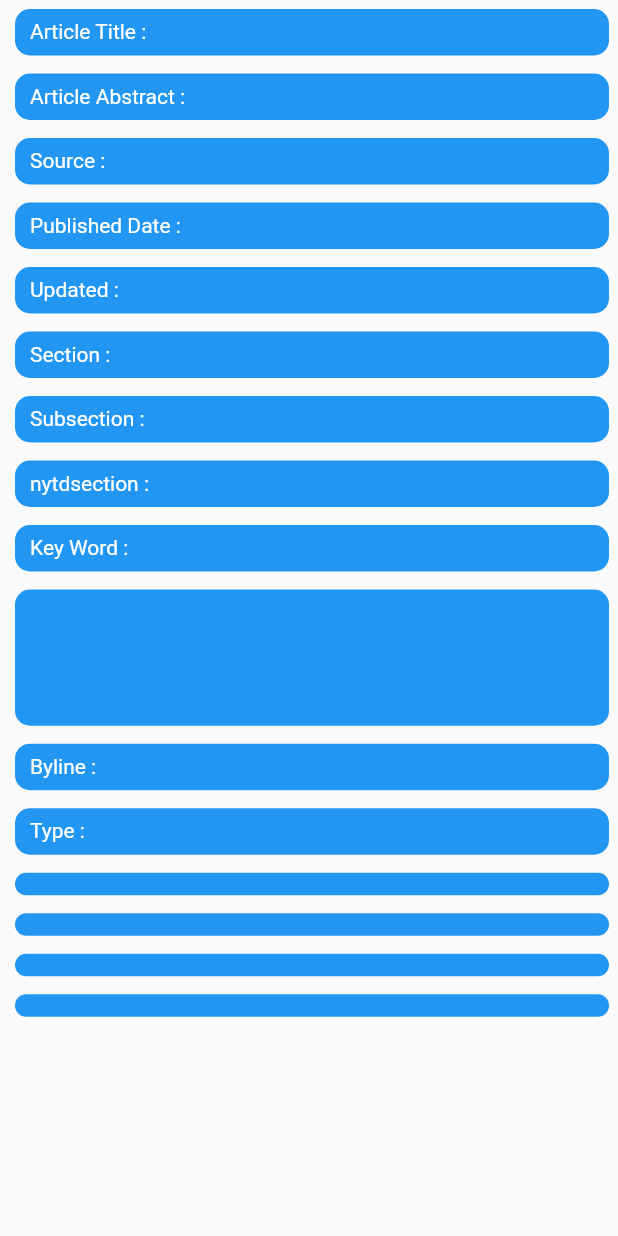
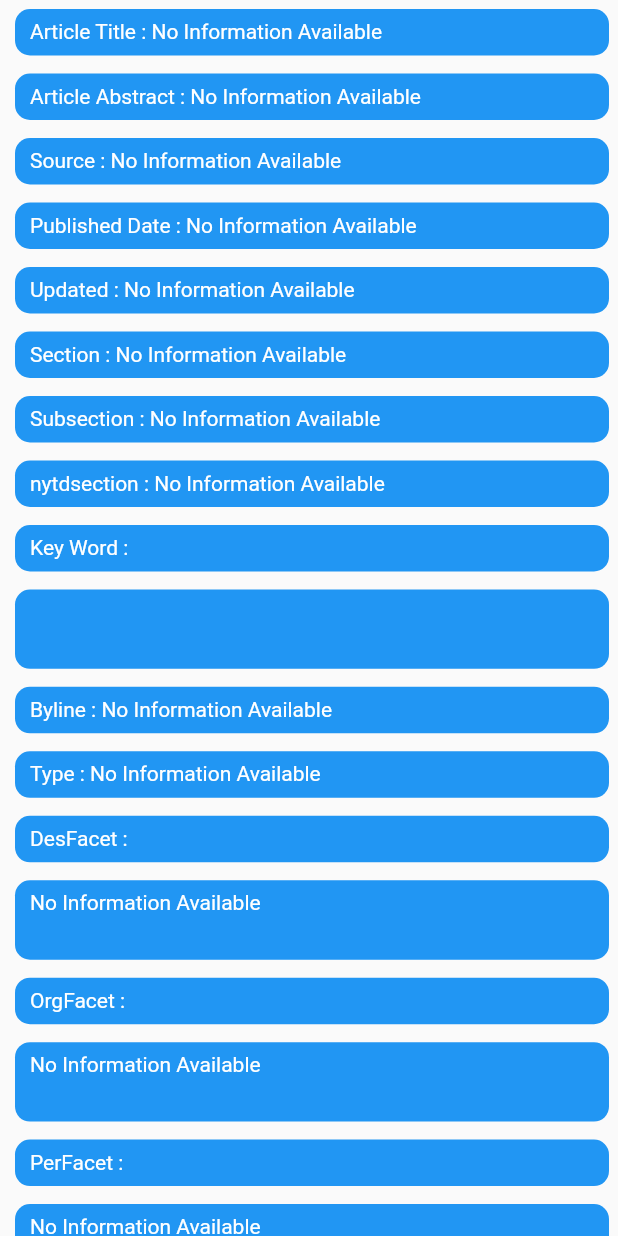
Before and after one commit to MahmoudYoussefSdiek/flutter_assessment, a Flutter app: what articleDetailsList() shows on an empty page, opened directly, on a phone screen of 412 x 824 dp. Run offline on Flutter 3.47's test engine with Material 2 defaults, Android fonts, the phone set to English and light mode, and no system bars; our stand-ins replace connectivity_plus, dio, flutter_bloc, flutter_spinkit; network calls fail.

Commit message:
Fix data for articleDetailsList

```diff
--- a/lib/presentation/components/constants.dart
+++ b/lib/presentation/components/constants.dart
@@ -21,6 +21,10 @@ const String articleNYTDSection = 'nytdsection';
 const String articleKeyWord = 'Key Word';
 const String articleByLine = 'Byline';
 const String articleType = 'Type';
+const String articleDesFacet = 'DesFacet';
+const String articleOrgFacet = 'OrgFacet';
+const String articlePerFacet = 'PerFacet';
+const String articleGeoFacet = 'GeoFacet';
 const String noInfo = 'No Information Available';
-const List<String> noInfoList = [noInfo];
+const List<String> noInfoList = [noInfo,];
 //_________________________________________________________________
--- a/lib/presentation/components/widgets/character_details_list.dart
+++ b/lib/presentation/components/widgets/character_details_list.dart
@@ -14,32 +14,37 @@ Widget articleDetailsList(
     padding: const EdgeInsetsDirectional.fromSTEB(2, 2, 2, 2),
     child: Column(
       children: [
-        detailsItemList(articleTitle, data.title ?? noInfo),
-        detailsItemList(articleAbstract, data.abstract ?? noInfo),
-        detailsItemList(articleSource, data.source ?? noInfo),
-        detailsItemList(articlePublishedDate, data.publishedDate ?? noInfo),
-        detailsItemList(articleUpdated, data.updated ?? noInfo),
-        detailsItemList(articleSection, data.section ?? noInfo),
-        detailsItemList(articleSubsection, data.subsection ?? noInfo),
-        detailsItemList(articleNYTDSection, data.nytdsection ?? noInfo),
-        detailsItemList(articleKeyWord, ""),
-        builder(length: keyWordList.length, data: keyWordList),
-        detailsItemList(articleByLine, data.byline ?? noInfo),
-        detailsItemList(articleType, data.type ?? noInfo),
-        builder(length: data.desFacet?.length ?? noInfoList.length, data: data.desFacet ?? noInfoList),
-        builder(length: data.orgFacet?.length ?? noInfoList.length, data: data.orgFacet ?? noInfoList),
-        builder(length: data.perFacet?.length ?? noInfoList.length, data: data.perFacet ?? noInfoList),
-        builder(length: data.geoFacet?.length ?? noInfoList.length, data: data.geoFacet ?? noInfoList),
+        detailsItemList(articleTitle, data.title),
+        detailsItemList(articleAbstract, data.abstract),
+        detailsItemList(articleSource, data.source),
+        detailsItemList(articlePublishedDate, data.publishedDate),
+        detailsItemList(articleUpdated, data.updated),
+        detailsItemList(articleSection, data.section),
+        detailsItemList(articleSubsection, data.subsection),
+        detailsItemList(articleNYTDSection, data.nytdsection),
+        detailsItemList(articleKeyWord, " "),
+        builder(data: keyWordList),
+        detailsItemList(articleByLine, data.byline),
+        detailsItemList(articleType, data.type),
+        detailsItemList(articleDesFacet, " "),
+        builder(data: data.desFacet),
+        detailsItemList(articleOrgFacet, " "),
+        builder(data: data.orgFacet),
+        detailsItemList(articlePerFacet, " "),
+        builder(data: data.perFacet),
+        detailsItemList(articleGeoFacet, " "),
+        builder(data: data.geoFacet),
       ],
     ),
   );
 }
 
 Widget builder({
-  //1
-  required int length,
-  required List<String> data,
+  required List<String>? data,
 }) {
+  if(data!.isEmpty) {
+    data = noInfoList;
+  }
   return Container(
     width: double.infinity,
     margin: const EdgeInsetsDirectional.fromSTEB(8, 4, 4, 8),
@@ -51,16 +56,16 @@ Widget builder({
     child: GridView.builder(
       gridDelegate: const SliverGridDelegateWithFixedCrossAxisCount(
         crossAxisCount: 1,
-        childAspectRatio: 5 / 1,
+        childAspectRatio: 10 / 1,
         crossAxisSpacing: 1,
         mainAxisSpacing: 1,
       ),
       shrinkWrap: true,
       physics: const ClampingScrollPhysics(),
       padding: EdgeInsets.zero,
-      itemCount: length,
+      itemCount: data.length,
       itemBuilder: (context, index) {
-        return Text(data[index], style: const TextStyle(color: Colors.white)); //2
+        return Text(data![index], style: const TextStyle(color: Colors.white));
       },
     ),
   );
--- a/lib/presentation/components/widgets/details_item_list.dart
+++ b/lib/presentation/components/widgets/details_item_list.dart
@@ -1,6 +1,11 @@
 import 'package:flutter/material.dart';
+import 'package:flutter_assessment/presentation/components/constants.dart';
 
-Widget detailsItemList(String title, String value) {
+
+Widget detailsItemList(String title, String? value) {
+  if(value!.isEmpty) {
+    value = noInfo;
+  }
   return Container(
     width: double.infinity,
     margin: const EdgeInsetsDirectional.fromSTEB(8, 4, 4, 8),
```
